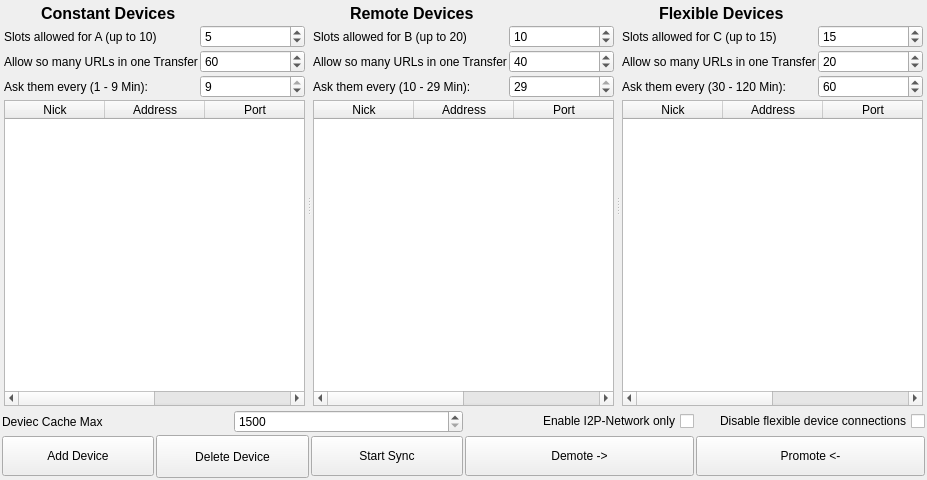
Qt form ui/connection-display.ui (berndhs/arado) before a commit.
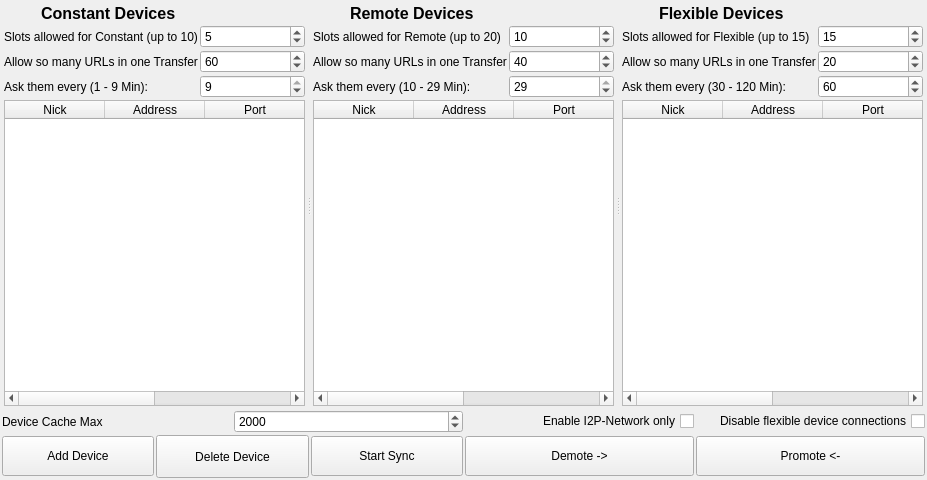
The same form after that commit. Icons and pictures are not drawn.

The edit to the form file:
```diff
--- a/ui/connection-display.ui
+++ b/ui/connection-display.ui
@@ -69,7 +69,7 @@
          <item row="0" column="0">
           <widget class="QLabel" name="label_Slots_A">
            <property name="text">
-            <string>Slots allowed for A (up to 10)</string>
+            <string>Slots allowed for Constant (up to 10)</string>
            </property>
           </widget>
          </item>
@@ -210,7 +210,7 @@
          <item row="0" column="0">
           <widget class="QLabel" name="label_Slots_B">
            <property name="text">
-            <string>Slots allowed for B (up to 20)</string>
+            <string>Slots allowed for Remote (up to 20)</string>
            </property>
           </widget>
          </item>
@@ -351,7 +351,7 @@
          <item row="0" column="0">
           <widget class="QLabel" name="label_Slots_C">
            <property name="text">
-            <string>Slots allowed for C (up to 15)</string>
+            <string>Slots allowed for Flexible (up to 15)</string>
            </property>
           </widget>
          </item>
@@ -458,7 +458,7 @@
      <item>
       <widget class="QLabel" name="label">
        <property name="text">
-        <string>Deviec Cache Max</string>
+        <string>Device Cache Max</string>
        </property>
       </widget>
      </item>
@@ -474,7 +474,7 @@
         <number>5000</number>
        </property>
        <property name="value">
-        <number>1500</number>
+        <number>2000</number>
        </property>
       </widget>
      </item>
```
Left out of the diff: 4 changed lines with no effect on the pictures.
